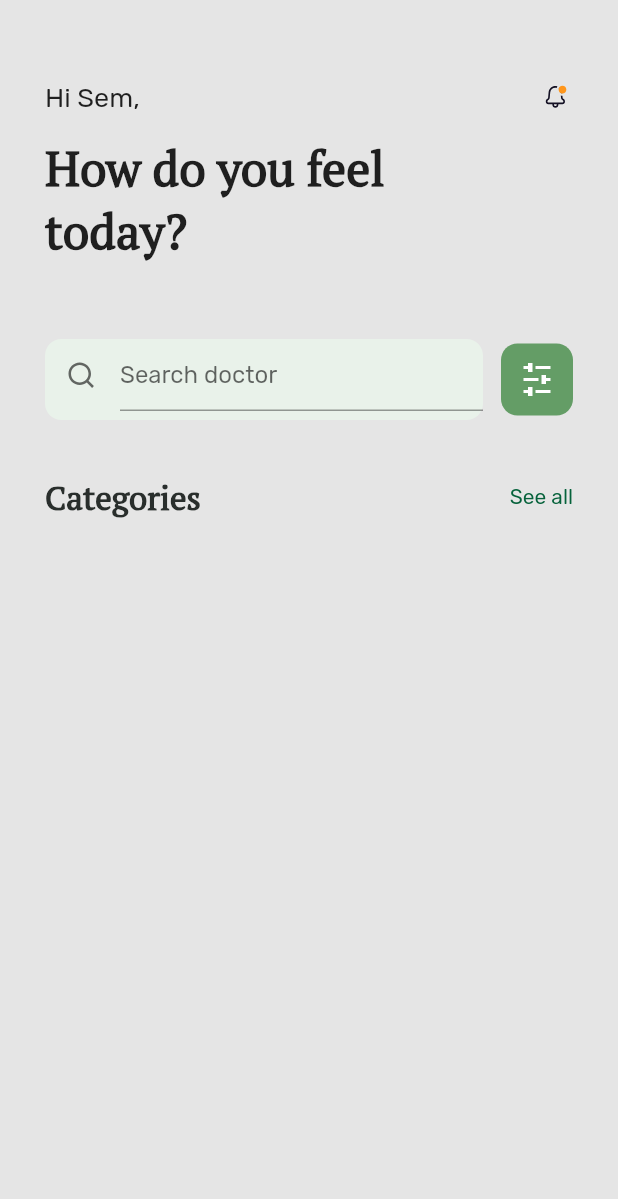
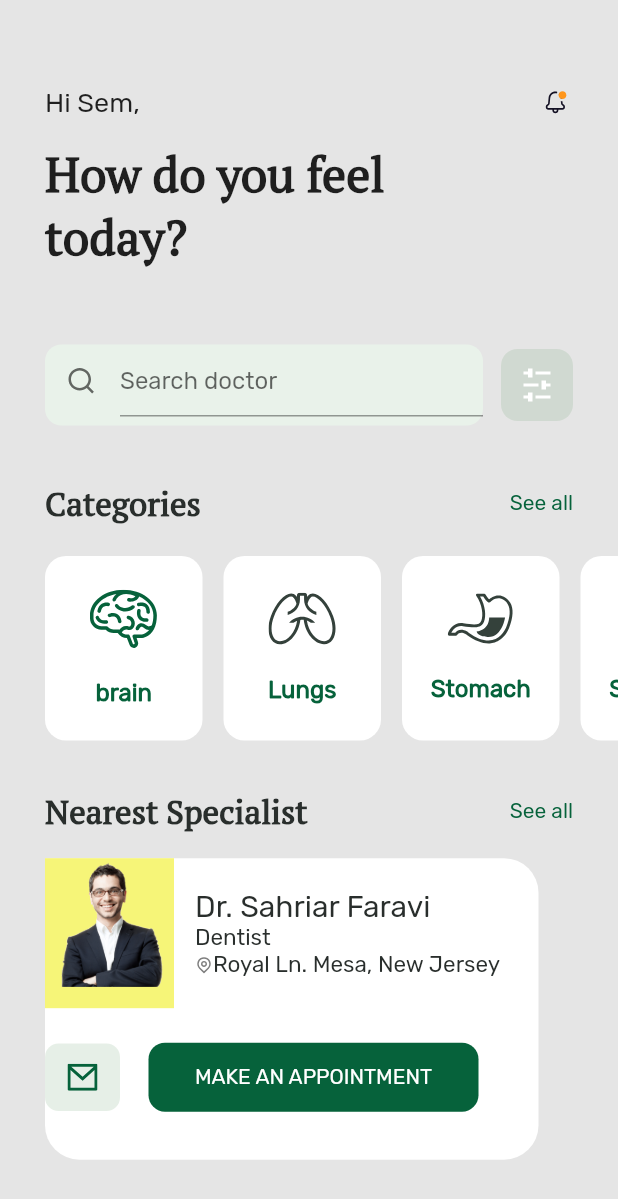
Before and after one commit to PRINCEISAH/Doctor-Booking-Ui, a Flutter app: the screen it shows after launch, on a phone screen of 412 x 824 dp. Shown: the top 1199 px of the screen. Run offline on Flutter 3.47's test engine with Material 2 defaults, Android fonts, the phone set to English and light mode, and no system bars; our stand-ins replace flutter_svg.

Commit message:
Specialist doctor widget added

```diff
--- a/lib/models/categorie.dart
+++ b/lib/models/categorie.dart
@@ -0,0 +1,6 @@
+class AppCategories {
+  final String name;
+  final String iconUrl;
+
+  AppCategories({this.name, this.iconUrl});
+}
--- a/lib/screens/Home_Screen.dart
+++ b/lib/screens/Home_Screen.dart
@@ -1,4 +1,5 @@
 import 'package:doctor/widget/Search.dart';
+import 'package:doctor/widget/Specialist.dart';
 import 'package:doctor/widget/categories.dart';
 import 'package:doctor/widget/greetings.dart';
 import 'package:doctor/widget/top.dart';
@@ -8,18 +9,17 @@ import 'package:flutter/material.dart';
 class HomeScreen extends StatelessWidget {
   @override
   Widget build(BuildContext context) {
-    return Container(
-      child: Column(
-        crossAxisAlignment: CrossAxisAlignment.start,
-        mainAxisAlignment: MainAxisAlignment.start,
-        children: <Widget>[
-          SizedBox(height: 54),
-          TopSection(),
-          Greetings(),
-          Search(),
-          Categories()
-        ],
-      ),
+    Size size = MediaQuery.of(context).size;
+
+    return ListView(
+      children: <Widget>[
+        SizedBox(height: size.height * 0.07),
+        TopSection(),
+        Greetings(),
+        Search(),
+        Categories(),
+        Specialist()
+      ],
     );
   }
 }
--- a/lib/utils/utils.dart
+++ b/lib/utils/utils.dart
@@ -1,7 +1,7 @@
 import 'package:flutter/material.dart';
 
 class AppColors {
-  static const BightGery = Color(0xff649D66);
+  static const BightGery = Color.fromRGBO(100, 157, 102, 0.16);
   static const BlackColor = Color(0xff000000);
   static const BackGroundColor = Color(0xffE5E5E5);
   static const TextFiledBackgoundColor = Color(0xffE9F2EA);
--- a/lib/widget/Search.dart
+++ b/lib/widget/Search.dart
@@ -6,6 +6,8 @@ import 'package:flutter_svg/flutter_svg.dart';
 class Search extends StatelessWidget {
   @override
   Widget build(BuildContext context) {
+    Size size = MediaQuery.of(context).size;
+
     return Padding(
       padding: const EdgeInsets.symmetric(horizontal: 30),
       child: Row(
--- /dev/null
+++ b/lib/widget/Specialist.dart
@@ -0,0 +1,158 @@
+import 'package:doctor/utils/utils.dart';
+import 'package:flutter/material.dart';
+import 'package:flutter_svg/flutter_svg.dart';
+
+class Specialist extends StatelessWidget {
+  @override
+  Widget build(BuildContext context) {
+    Size size = MediaQuery.of(context).size;
+    return Container(
+      child: Column(
+        crossAxisAlignment: CrossAxisAlignment.start,
+        children: <Widget>[
+          SizedBox(
+            height: size.height * 0.04,
+          ),
+          Padding(
+            padding: const EdgeInsets.symmetric(horizontal: 30),
+            child: Row(
+              mainAxisAlignment: MainAxisAlignment.spaceBetween,
+              children: <Widget>[
+                Text(
+                  "Nearest Specialist",
+                  style: TextStyle(
+                      color: AppColors.BoldTextColor,
+                      fontFamily: 'PTSerif',
+                      fontWeight: FontWeight.bold,
+                      fontSize: 22),
+                ),
+                Text(
+                  "See all",
+                  style: TextStyle(
+                    color: AppColors.DeepGeryColor,
+                    fontSize: 14,
+                  ),
+                ),
+              ],
+            ),
+          ),
+          SizedBox(
+            height: size.height * 0.02,
+          ),
+          SpecialistCard()
+        ],
+      ),
+    );
+  }
+}
+
+class SpecialistCard extends StatelessWidget {
+  @override
+  Widget build(BuildContext context) {
+    return Padding(
+      padding: const EdgeInsets.only(left: 30, bottom: 16),
+      child: Container(
+        height: 201,
+        width: 329,
+        decoration: BoxDecoration(
+            borderRadius: BorderRadius.circular(23), color: Colors.white),
+        child: Column(
+          crossAxisAlignment: CrossAxisAlignment.start,
+          mainAxisAlignment: MainAxisAlignment.start,
+          children: <Widget>[
+            Row(
+              mainAxisAlignment: MainAxisAlignment.start,
+              children: <Widget>[
+                Container(
+                  color: Colors.white,
+                  height: 100,
+                  child: Container(
+                      height: 89,
+                      width: 86,
+                      color: AppColors.YellowColors,
+                      child: Stack(
+                        children: <Widget>[
+                          Positioned(child: Image.asset("images/pL.png"))
+                        ],
+                      )),
+                ),
+                SizedBox(
+                  width: 14,
+                ),
+                Column(
+                  crossAxisAlignment: CrossAxisAlignment.start,
+                  children: <Widget>[
+                    Text(
+                      "Dr. Sahriar Faravi",
+                      style: TextStyle(
+                          fontFamily: "Rubik",
+                          fontWeight: FontWeight.w500,
+                          fontSize: 20,
+                          color: Color(0xff292E2C)),
+                    ),
+                    Text(
+                      "Dentist",
+                      style: TextStyle(
+                          fontFamily: "Rubik",
+                          fontSize: 15,
+                          color: Color(0xff292E2C)),
+                    ),
+                    Row(
+                      children: <Widget>[
+                        SvgPicture.asset("images/location.svg"),
+                        Text(
+                          "Royal Ln. Mesa, New Jersey",
+                          style: TextStyle(
+                              fontFamily: "Rubik",
+                              fontSize: 15,
+                              color: Color(0xff292E2C)),
+                        ),
+                      ],
+                    )
+                  ],
+                )
+              ],
+            ),
+            SizedBox(
+              height: 23,
+            ),
+            Row(
+              children: <Widget>[
+                Container(
+                  height: 45,
+                  width: 50,
+                  decoration: BoxDecoration(
+                      color: AppColors.BightGery,
+                      borderRadius: BorderRadius.circular(9)),
+                  child: SvgPicture.asset(
+                    "images/message.svg",
+                    fit: BoxFit.scaleDown,
+                  ),
+                ),
+                SizedBox(
+                  width: 19,
+                ),
+                Container(
+                  height: 46,
+                  width: 220,
+                  decoration: BoxDecoration(
+                      color: AppColors.DeepGeryColor,
+                      borderRadius: BorderRadius.circular(11)),
+                  child: Center(
+                    child: Text(
+                      "MAKE AN APPOINTMENT",
+                      style: TextStyle(
+                          fontSize: 14,
+                          fontFamily: "Rubik",
+                          color: Colors.white),
+                    ),
+                  ),
+                )
+              ],
+            )
+          ],
+        ),
+      ),
+    );
+  }
+}
--- a/lib/widget/categories.dart
+++ b/lib/widget/categories.dart
@@ -1,8 +1,15 @@
+import 'package:doctor/models/categorie.dart';
 import 'package:doctor/utils/utils.dart';
 import 'package:flutter/material.dart';
+import 'package:flutter_svg/flutter_svg.dart';
 
 class Categories extends StatelessWidget {
-  List<String> _Categories = [];
+  List<AppCategories> _Categories = [
+    AppCategories(name: "brain", iconUrl: "images/Brain.svg"),
+    AppCategories(name: "Lungs", iconUrl: "images/lungs.svg"),
+    AppCategories(name: "Stomach", iconUrl: "images/stomach.svg"),
+    AppCategories(name: "Stomach", iconUrl: "images/stomach.svg")
+  ];
   @override
   Widget build(BuildContext context) {
     return Container(
@@ -28,8 +35,22 @@ class Categories extends StatelessWidget {
                     color: AppColors.DeepGeryColor,
                     fontSize: 14,
                   ),
-                )
+                ),
               ],
+            ),
+          ),
+          SizedBox(height: 21),
+          Padding(
+            padding: const EdgeInsets.only(left: 30),
+            child: SingleChildScrollView(
+              scrollDirection: Axis.horizontal,
+              child: Row(
+                  children: List.generate(
+                      _Categories.length,
+                      (index) => _CategoriesCard(
+                            name: _Categories[index].name,
+                            url: _Categories[index].iconUrl,
+                          ))),
             ),
           )
         ],
@@ -37,3 +58,40 @@ class Categories extends StatelessWidget {
     );
   }
 }
+
+class _CategoriesCard extends StatelessWidget {
+  final String name;
+  final String url;
+
+  const _CategoriesCard({Key key, this.name, this.url}) : super(key: key);
+
+  @override
+  Widget build(BuildContext context) {
+    return Padding(
+      padding: const EdgeInsets.only(right: 14),
+      child: Container(
+        height: 123,
+        width: 105,
+        decoration: BoxDecoration(
+            borderRadius: BorderRadius.circular(14), color: Colors.white),
+        child: Column(
+          mainAxisAlignment: MainAxisAlignment.center,
+          children: <Widget>[
+            SvgPicture.asset(url),
+            SizedBox(
+              height: 20,
+            ),
+            Text(
+              name,
+              style: TextStyle(
+                  fontSize: 16,
+                  fontWeight: FontWeight.bold,
+                  fontFamily: "Rubik",
+                  color: AppColors.DeepGeryColor),
+            )
+          ],
+        ),
+      ),
+    );
+  }
+}
--- a/lib/widget/top.dart
+++ b/lib/widget/top.dart
@@ -4,6 +4,7 @@ import 'package:flutter_svg/svg.dart';
 class TopSection extends StatelessWidget {
   @override
   Widget build(BuildContext context) {
+    Size size = MediaQuery.of(context).size;
     return Padding(
       padding: const EdgeInsets.only(left: 30, right: 33),
       child: Row(
```
Also changed, not shown: images/doc.png (added), images/doc2.svg (added), images/location.svg (added), images/message.svg (added), images/p1.png (added), images/pL.png (added), images/pLS.svg (added).
